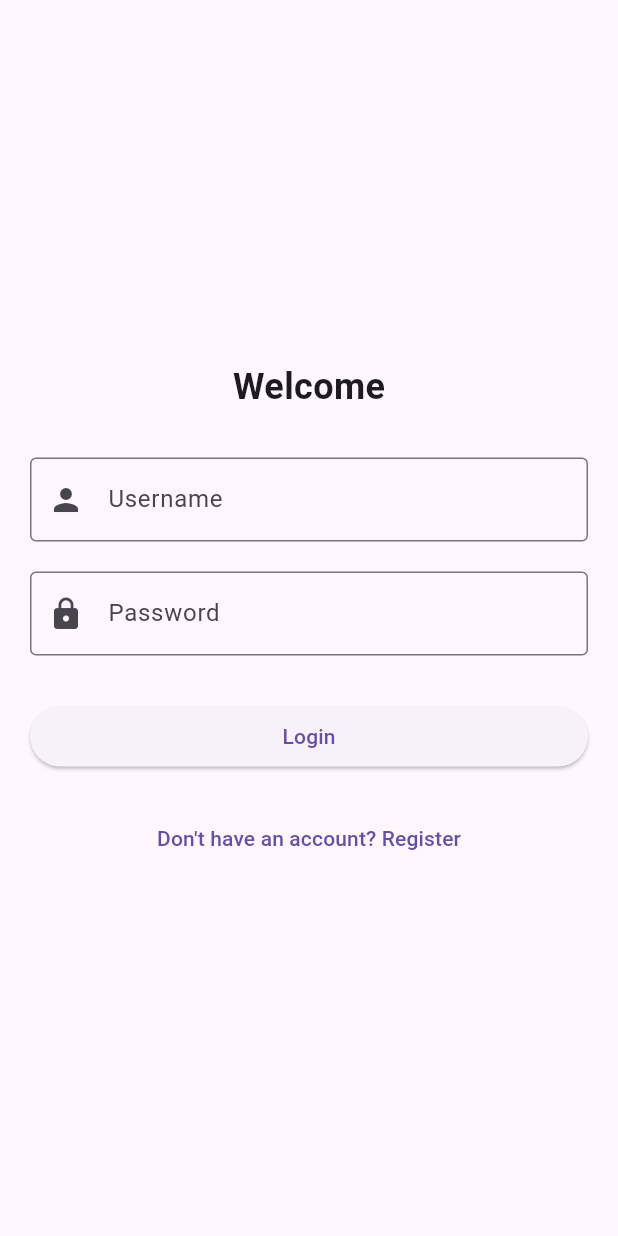
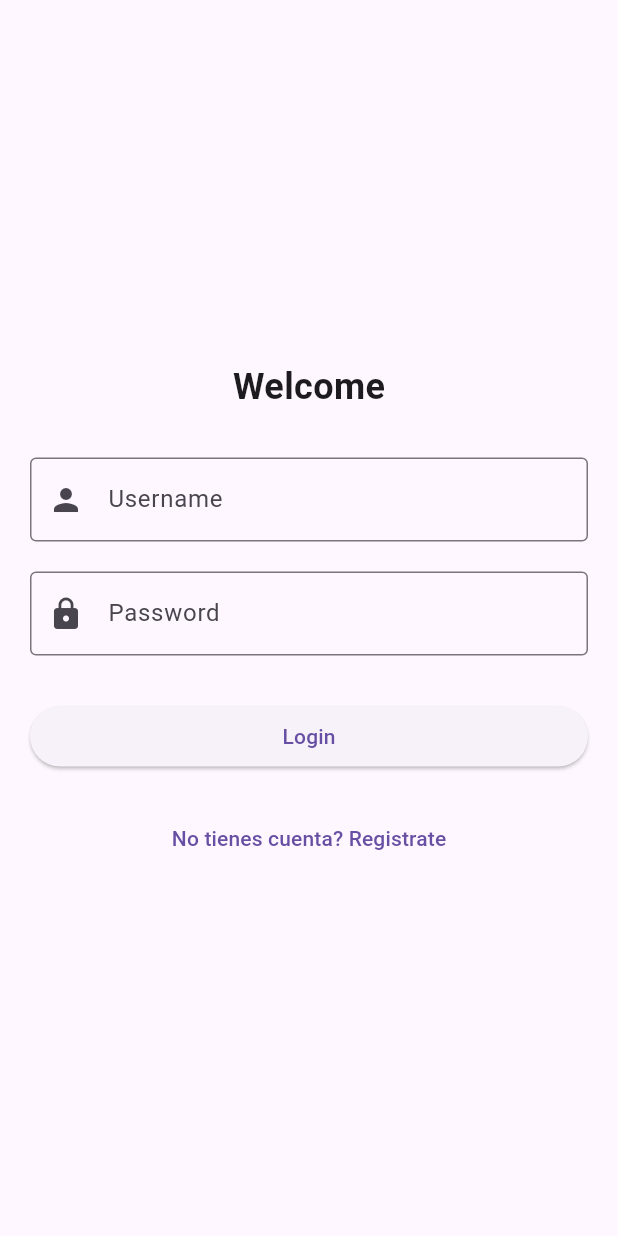
Before and after one commit to sebassil12/project_app_touristic, a Flutter app: the screen it shows after launch, on a phone screen of 412 x 824 dp. Run offline on Flutter 3.47's test engine with Material 3 defaults, Android fonts, the phone set to English and light mode, and no system bars; our stand-ins replace flutter_map, flutter_secure_storage, geolocator, latlong2.

Commit message:
IMP: traductions

```diff
--- a/lib/features/auth/auth_screen.dart
+++ b/lib/features/auth/auth_screen.dart
@@ -33,7 +33,7 @@ class _AuthScreenState extends State<AuthScreen> {
       }
     } catch (e) {
       setState(() {
-        _errorMessage = 'Login failed. Please check your credentials.';
+        _errorMessage = 'Falla en login. Porfavror verifica tus credenciales.';
       });
     } finally {
       if (mounted) {
@@ -102,7 +102,7 @@ class _AuthScreenState extends State<AuthScreen> {
                 const SizedBox(height: 20),
                 TextButton(
                   onPressed: _navigateToRegister,
-                  child: const Text("Don't have an account? Register"),
+                  child: const Text("No tienes cuenta? Registrate"),
                 ),
               ],
             ),
```
